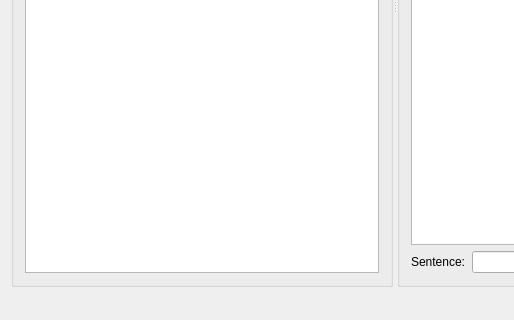
First picture: the form in ui/DactMainWindow.ui, repository rug-compling/dact, before the edit; both pictures show x 0 to 514 and y 340 to 660 of the 789 by 660 pixel window.
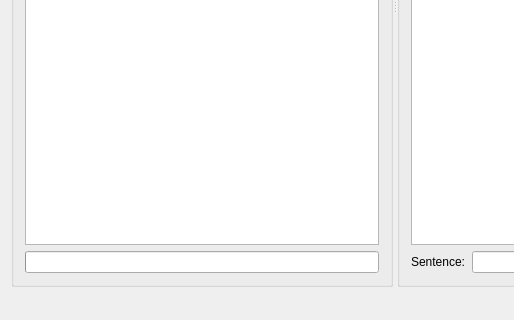
Second picture: the form after the edit. Icons and pictures are not drawn.

Commit message: removed old methods from XPathMapper and DactMainWindow and added a progress bar to the file list

Patch:
```diff
--- a/ui/DactMainWindow.ui
+++ b/ui/DactMainWindow.ui
@@ -42,6 +42,13 @@
         <item>
          <widget class="QListWidget" name="fileListWidget"/>
         </item>
+        <item>
+         <widget class="QProgressBar" name="filterProgressBar">
+          <property name="visible">
+           <bool>false</bool>
+          </property>
+         </widget>
+        </item>
        </layout>
       </widget>
       <widget class="QGroupBox" name="groupBox_2">
```
The commit also changes 4 other files.
